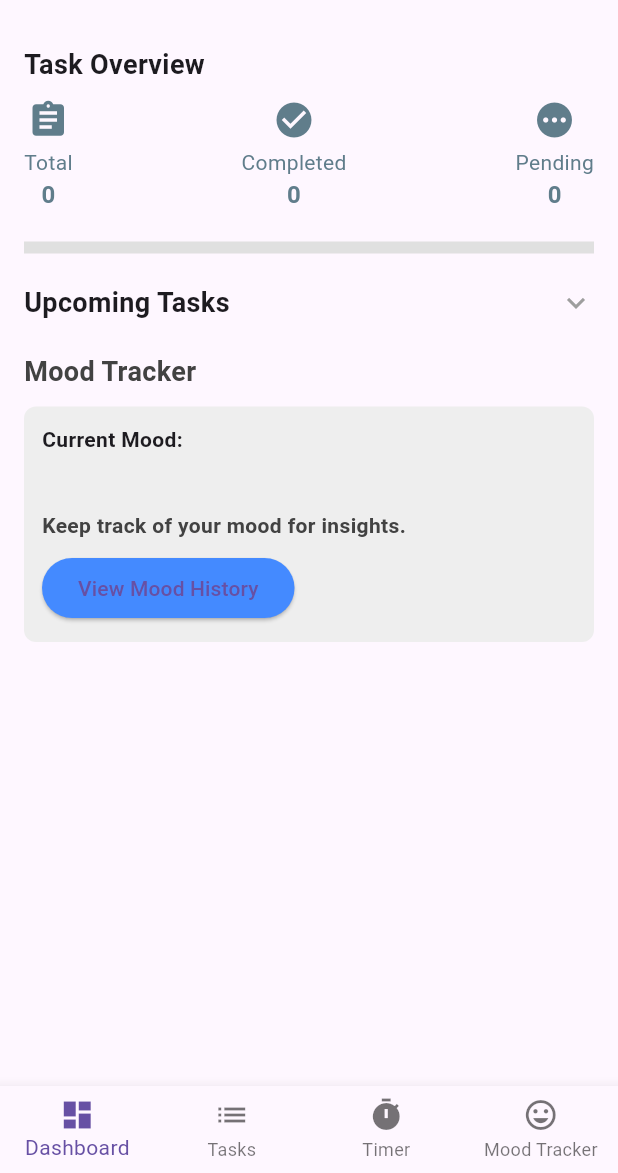
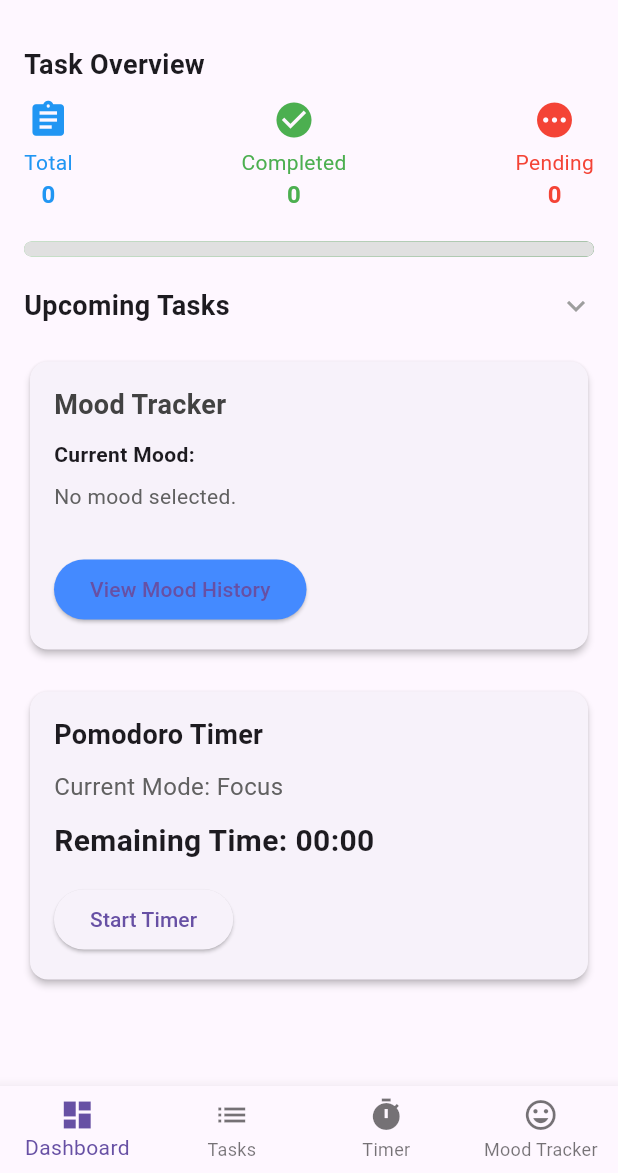
Before and after one commit to weaponxd253/adhd_list, a Flutter app: the screen it shows after launch, on a phone screen of 412 x 824 dp, the part 63-1236 px from its top. Run offline on Flutter 3.47's test engine with Material 3 defaults, Android fonts, the phone set to English and light mode, and no system bars.

Commit message:
Added Timer to home screen

```diff
--- a/lib/features/dashboard/dashboard_screen.dart
+++ b/lib/features/dashboard/dashboard_screen.dart
@@ -13,77 +13,89 @@ class DashboardScreen extends StatefulWidget {
 class _DashboardScreenState extends State<DashboardScreen> {
   bool _isUpcomingTasksExpanded = false;
 
-  // Helper to calculate due date countdown
-  String _calculateCountdown(DateTime dueDate) {
-    final now = DateTime.now();
-    final difference = dueDate.difference(now).inDays;
-    if (difference < 0) return "Overdue";
-    if (difference == 0) return "Due Today";
-    if (difference == 1) return "Due Tomorrow";
-    return "Due in $difference days";
-  }
-
-  // Helper to get mood-based color
-  Color _getMoodColor(String mood) {
-    switch (mood) {
-      case "Calm": return Colors.blue[100]!;
-      case "Optimistic": return Colors.yellow[100]!;
-      case "Burnt Out": return Colors.orange[100]!;
-      case "Panicked": return Colors.red[100]!;
-      default: return Colors.grey[200]!;
-    }
-  }
-
-  // Suggested action based on mood
-  String _suggestActionBasedOnMood(String mood) {
-    switch (mood) {
-      case "Burnt Out": return "Take a short break to recharge.";
-      case "Panicked": return "Try some deep breathing exercises.";
-      case "Optimistic": return "Share your positivity with others!";
-      default: return "Keep track of your mood for insights.";
-    }
-  }
-
   @override
   Widget build(BuildContext context) {
     final appState = Provider.of<AppState>(context);
-    final upcomingTasks = appState.upcomingTasks;
-    upcomingTasks.sort((a, b) => a.dueDate.compareTo(b.dueDate));
 
     return Scaffold(
-      appBar: AppBar(title: Text("FocusFlow Dashboard")),
+      appBar: AppBar(
+        title: Text("FocusFlow Dashboard"),
+      ),
       body: Padding(
         padding: const EdgeInsets.all(16.0),
+        child: SingleChildScrollView(
           child: Column(
             crossAxisAlignment: CrossAxisAlignment.start,
             children: [
-            Consumer<AppState>(builder: (context, appState, child) {
-                return _buildTaskOverview(appState);
-              },
-            child: _buildTaskOverview(appState)),
+              // Task Overview Section
+              _buildTaskOverview(appState),
               SizedBox(height: 20),
-            Consumer<AppState>(builder: (context, appState, child) {
-                return _buildUpcomingTasksSection(appState.upcomingTasks);
-              },
-            child: _buildUpcomingTasksSection(upcomingTasks)),
+
+              // Upcoming Tasks Section
+              _buildUpcomingTasksSection(appState.upcomingTasks),
               SizedBox(height: 20),
-            Consumer<AppState>(builder: (context, appState, child) {
-                return _buildMoodTrackerSection(appState);
-              },
-            child: _buildMoodTrackerSection(appState)),
+
+              // Mood Tracker Section
+              _buildMoodTrackerSection(appState),
+              SizedBox(height: 20),
+              _buildTimerSection(appState),
             ],
+          ),
         ),
       ),
     );
   }
 
-  // Task Overview Section
-// In DashboardScreen
+ Widget _buildTimerSection(AppState appState) {
+  return Container(
+    width: double.infinity, // Ensures the card takes full width of the parent
+    height: 200, // Consistent height for visual alignment
+    child: Card(
+      elevation: 2,
+      shape: RoundedRectangleBorder(borderRadius: BorderRadius.circular(12)),
+      child: Padding(
+        padding: const EdgeInsets.all(16.0),
+        child: Column(
+          crossAxisAlignment: CrossAxisAlignment.start,
+          mainAxisAlignment: MainAxisAlignment.center, // Center content vertically
+          children: [
+            Text(
+              "Pomodoro Timer",
+              style: TextStyle(fontSize: 18, fontWeight: FontWeight.bold),
+            ),
+            SizedBox(height: 10),
+            Text(
+              "Current Mode: ${appState.currentMode}",
+              style: TextStyle(fontSize: 16, color: Colors.grey[700]),
+            ),
+            SizedBox(height: 10),
+            Text(
+              "Remaining Time: ${appState.timerDisplay}",
+              style: TextStyle(fontSize: 20, fontWeight: FontWeight.bold),
+            ),
+            Spacer(), // Push button to bottom
+            ElevatedButton(
+              onPressed: appState.isTimerRunning
+                  ? appState.stopTimer
+                  : () => appState.startTimer(appState.currentMode == "Focus"),
+              child:
+                  Text(appState.isTimerRunning ? "Stop Timer" : "Start Timer"),
+            ),
+          ],
+        ),
+      ),
+    ),
+  );
+}
 
+
+
+  // --- Task Overview Section ---
   Widget _buildTaskOverview(AppState appState) {
-  return Consumer<AppState>(
-    builder: (context, appState, _) {
-      double progress = appState.totalTasks == 0 ? 0 : appState.completedTasks / appState.totalTasks;
+    double progress = appState.totalTasks == 0
+        ? 0
+        : appState.completedTasks / appState.totalTasks;
+
     return Column(
       crossAxisAlignment: CrossAxisAlignment.start,
       children: [
@@ -95,27 +107,56 @@ Widget _buildTaskOverview(AppState appState) {
         Row(
           mainAxisAlignment: MainAxisAlignment.spaceBetween,
           children: [
-              _buildTaskStatusIcon(Icons.assignment, "Total", appState.totalTasks, Colors.blue),
-              _buildTaskStatusIcon(Icons.check_circle, "Completed", appState.completedTasks, Colors.green),
-              _buildTaskStatusIcon(Icons.pending, "Pending", appState.pendingTasks, Colors.red),
+            _buildTaskStatusIcon(
+                Icons.assignment, "Total", appState.totalTasks, Colors.blue),
+            _buildTaskStatusIcon(Icons.check_circle, "Completed",
+                appState.completedTasks, Colors.green),
+            _buildTaskStatusIcon(
+                Icons.pending, "Pending", appState.pendingTasks, Colors.red),
           ],
         ),
         SizedBox(height: 20),
-          // Updated Progress Bar
-          LinearProgressIndicator(
-            value: progress,
-            backgroundColor: Colors.grey[300],
-            color: Colors.green,
-            minHeight: 8,
+        _buildProgressBar(progress),
+      ],
+    );
+  }
+
+  Widget _buildTaskStatusIcon(
+      IconData icon, String label, int count, Color color) {
+    return Column(
+      children: [
+        Icon(icon, color: color, size: 28.0),
+        SizedBox(height: 4),
+        Text(label, style: TextStyle(color: color, fontSize: 14)),
+        Text(
+          "$count",
+          style: TextStyle(
+              color: color, fontWeight: FontWeight.bold, fontSize: 16),
         ),
       ],
     );
-    },
+  }
+
+  Widget _buildProgressBar(double progress) {
+    return Container(
+      height: 10,
+      decoration: BoxDecoration(
+        borderRadius: BorderRadius.circular(5),
+        gradient:
+            LinearGradient(colors: [Colors.green[300]!, Colors.green[800]!]),
+      ),
+      child: ClipRRect(
+        borderRadius: BorderRadius.circular(5),
+        child: LinearProgressIndicator(
+          value: progress,
+          backgroundColor: Colors.grey[300],
+          color: Colors.transparent, // Transparent to show gradient
+        ),
+      ),
     );
   }
 
-
-  // Upcoming Tasks Section
+  // --- Upcoming Tasks Section ---
   Widget _buildUpcomingTasksSection(List<dynamic> upcomingTasks) {
     return GestureDetector(
       onTap: () {
@@ -129,28 +170,30 @@ Widget _buildTaskOverview(AppState appState) {
           Row(
             mainAxisAlignment: MainAxisAlignment.spaceBetween,
             children: [
-              Text("Upcoming Tasks", style: TextStyle(fontSize: 18, fontWeight: FontWeight.bold)),
+              Text(
+                "Upcoming Tasks",
+                style: TextStyle(fontSize: 18, fontWeight: FontWeight.bold),
+              ),
               Icon(
-                _isUpcomingTasksExpanded ? Icons.expand_less : Icons.expand_more,
+                _isUpcomingTasksExpanded
+                    ? Icons.expand_less
+                    : Icons.expand_more,
                 color: Colors.grey,
               ),
             ],
           ),
           if (_isUpcomingTasksExpanded)
-            Column(
-              children: upcomingTasks.isEmpty
-                  ? [
-                      Padding(
+            upcomingTasks.isEmpty
+                ? Padding(
                     padding: const EdgeInsets.symmetric(vertical: 10.0),
                     child: Text(
                       "No upcoming tasks",
                       style: TextStyle(fontSize: 16, color: Colors.grey[600]),
                       textAlign: TextAlign.center,
                     ),
-                      ),
-                    ]
-                  : upcomingTasks.map((task) {
-                      final countdownText = _calculateCountdown(task.dueDate);
+                  )
+                : Column(
+                    children: upcomingTasks.map((task) {
                       return ListTile(
                         leading: Icon(
                           Icons.circle,
@@ -158,7 +201,9 @@ Widget _buildTaskOverview(AppState appState) {
                           color: task.isCompleted ? Colors.green : Colors.red,
                         ),
                         title: Text(task.title),
-                        subtitle: Text("Due Date: ${DateFormat.yMMMd().format(task.dueDate)} ($countdownText)"),
+                        subtitle: Text(
+                          "Due Date: ${DateFormat.yMMMd().format(task.dueDate)} (${_calculateCountdown(task.dueDate)})",
+                        ),
                       );
                     }).toList(),
                   ),
@@ -167,44 +212,67 @@ Widget _buildTaskOverview(AppState appState) {
     );
   }
 
-  // Mood Tracker Section
+  String _calculateCountdown(DateTime dueDate) {
+    final now = DateTime.now();
+    final difference = dueDate.difference(now).inDays;
+    if (difference < 0) return "Overdue";
+    if (difference == 0) return "Due Today";
+    if (difference == 1) return "Due Tomorrow";
+    return "Due in $difference days";
+  }
+
+  // --- Mood Tracker Section ---
  Widget _buildMoodTrackerSection(AppState appState) {
-    return Column(
-      crossAxisAlignment: CrossAxisAlignment.start,
-      children: [
-        Text("Mood Tracker", style: TextStyle(fontSize: 18, fontWeight: FontWeight.bold, color: Colors.grey[800])),
-        SizedBox(height: 10),
-        Container(
-          padding: EdgeInsets.all(12),
-          decoration: BoxDecoration(
-            color: _getMoodColor(appState.selectedMood),
-            borderRadius: BorderRadius.circular(8),
-          ),
+  return Container(
+    height: 200, // Consistent height for uniformity
+    child: Card(
+      elevation: 2,
+      shape: RoundedRectangleBorder(borderRadius: BorderRadius.circular(12)),
+      child: Padding(
+        padding: const EdgeInsets.all(16.0),
         child: Column(
           crossAxisAlignment: CrossAxisAlignment.start,
+          mainAxisAlignment: MainAxisAlignment.center, // Center content vertically
           children: [
+            Text(
+              "Mood Tracker",
+              style: TextStyle(
+                fontSize: 18,
+                fontWeight: FontWeight.bold,
+                color: Colors.grey[800],
+              ),
+            ),
+            SizedBox(height: 10),
             Row(
               children: [
-                  Text("Current Mood: ", style: TextStyle(fontWeight: FontWeight.bold)),
+                const Text(
+                  "Current Mood: ",
+                  style: TextStyle(fontWeight: FontWeight.bold),
+                ),
                 Text(
                   "${appState.selectedMoodEmoji} ${appState.selectedMood}",
-                    style: TextStyle(color: Colors.blueAccent, fontWeight: FontWeight.bold),
+                  style: TextStyle(
+                    color: Colors.blueAccent,
+                    fontWeight: FontWeight.bold,
+                  ),
                 ),
               ],
             ),
             SizedBox(height: 8),
-              Text(appState.moodMessage, style: TextStyle(fontSize: 14, color: Colors.grey[700])),
-              SizedBox(height: 8),
             Text(
-                _suggestActionBasedOnMood(appState.selectedMood),
-                style: TextStyle(fontSize: 14, fontWeight: FontWeight.bold, color: Colors.grey[800]),
+              appState.moodMessage.isNotEmpty
+                  ? appState.moodMessage
+                  : "Select a mood to see a message.",
+              style: TextStyle(fontSize: 14, color: Colors.grey[700]),
             ),
-              SizedBox(height: 8),
+            Spacer(), // Pushes the button to the bottom
             ElevatedButton(
               onPressed: () {
                 Navigator.push(
                   context,
-                    MaterialPageRoute(builder: (context) => MoodHistoryScreen()),
+                  MaterialPageRoute(
+                    builder: (context) => MoodHistoryScreen(),
+                  ),
                 );
               },
               child: Text("View Mood History"),
@@ -213,51 +281,36 @@ Widget _buildTaskOverview(AppState appState) {
           ],
         ),
       ),
-      ],
-    );
-  }
-
-  // Task Status Icon Helper
-  Widget _buildTaskStatusIcon(IconData icon, String label, int count, Color color) {
-    const double iconSize = 28.0;
-    const Color iconColor = Colors.blueGrey;
-
-    return Column(
-      children: [
-        Icon(icon, color: iconColor, size: iconSize),
-        SizedBox(height: 4),
-        Text(label, style: TextStyle(color: iconColor, fontSize: 14)),
-        Text("$count", style: TextStyle(color: iconColor, fontWeight: FontWeight.bold, fontSize: 16)),
-      ],
-    );
-  }
-
-  // Progress Bar with Gradient and Shadow
-  Widget _buildProgressBar(double progress) {
-  return Container(
-    height: 10,
-    decoration: BoxDecoration(
-      boxShadow: [
-        BoxShadow(
-          color: Colors.black26,
-          offset: Offset(0, 2),
-          blurRadius: 4.0, // 3D shadow effect
-        ),
-      ],
-      borderRadius: BorderRadius.circular(5),
-      gradient: LinearGradient(
-        colors: [Colors.green[300]!, Colors.green[800]!],
-      ),
-    ),
-    child: ClipRRect(
-      borderRadius: BorderRadius.circular(5),
-      child: LinearProgressIndicator(
-        value: progress,
-        backgroundColor: Colors.grey[300],
-        color: Colors.transparent, // Transparent to show gradient
-      ),
     ),
   );
 }
 
+
+  Color _getMoodColor(String mood) {
+    switch (mood) {
+      case "Calm":
+        return Colors.blue[100]!;
+      case "Optimistic":
+        return Colors.yellow[100]!;
+      case "Burnt Out":
+        return Colors.orange[100]!;
+      case "Panicked":
+        return Colors.red[100]!;
+      default:
+        return Colors.grey[200]!;
     }
+  }
+
+  String _suggestActionBasedOnMood(String mood) {
+    switch (mood) {
+      case "Burnt Out":
+        return "Take a short break to recharge.";
+      case "Panicked":
+        return "Try some deep breathing exercises.";
+      case "Optimistic":
+        return "Share your positivity with others!";
+      default:
+        return "Keep track of your mood for insights.";
+    }
+  }
+}
--- a/lib/providers/app_state.dart
+++ b/lib/providers/app_state.dart
@@ -5,25 +5,27 @@ import '../models/task.dart';
 import '../models/subtask.dart';
 
 class AppState extends ChangeNotifier {
-  // Task Management Fields
+  // ----------------------------------------
+  // Fields
+  // ----------------------------------------
+
+  // Task Management
   List<Task> tasks = [];
 
-  // Pomodoro Timer Fields
+  // Pomodoro Timer
   bool isTimerRunning = false;
-  int focusDuration = 25; // Focus mode duration in minutes
-  int shortBreakDuration = 5; // Short break duration in minutes
-  int longBreakDuration = 15; // Long break duration in minutes
-  String currentMode = "Focus"; // Initial mode
-  int remainingTime = 0; // in seconds
+  String currentMode = "Focus";
+  int remainingTime = 0; // Remaining time in seconds
+  int focusDuration = 25; // in minutes
+  int shortBreakDuration = 5; // in minutes
+  int longBreakDuration = 15; // in minutes
   int _currentDuration = 0;
   Timer? _timer;
 
-  // Mood Tracking Fields
+  // Mood Tracking
   String _selectedMood = '';
   String _selectedMoodEmoji = '';
-  List<Map<String, String>> moodHistory = []; // History of mood selections
-
-  // Utility Fields
+  List<Map<String, String>> moodHistory = [];
 final Map<String, String> moodMessages = {
   "Hopeful": "It’s wonderful to feel hope! Nurture it by thinking of one small step you can take toward your goal today.",
   "Triggered": "Take a deep breath. It's okay to feel this way. Ground yourself by focusing on something you can see, touch, hear, or smell.",
@@ -39,7 +41,7 @@ class AppState extends ChangeNotifier {
   "Grieving": "Grief takes time. Allow yourself to feel it without judgment. Reach out to loved ones or take a gentle step toward healing.",
   "Rejected": "Rejection hurts, but remember: it doesn’t define you. You are worthy and valued just as you are.",
   "Accepted": "Acceptance is a beautiful thing. Celebrate who you are and the journey that brought you here.",
-    "Lonely": "Loneliness is a shared human experience. Try connecting with someone you trust, even if just to say hi.",
+  "Lonely": "Loneliness is a shared human experience. Try connecting with someone or doing an activity that brings you joy.",
   "Burnt Out": "Burnout is a sign to slow down. Prioritize rest and ask for help where you can. Your well-being matters.",
   "Resilient": "You’ve come through so much. Honor your resilience and think about what’s helped you stay strong.",
   "Centered": "Being centered helps us weather life’s storms. Carry this feeling with you as a reminder of your strength.",
@@ -49,7 +51,7 @@ class AppState extends ChangeNotifier {
   "Exhausted": "You deserve rest. Allow yourself time to recharge. Listen to your body and take care of yourself.",
   "Content": "Contentment brings balance. Take a deep breath and appreciate the small things that bring you joy.",
   "Irritable": "Irritability is natural. Take a step back and identify what’s bothering you. Gentle self-care can help.",
-    "Supported": "You’re not alone. Lean into this support, and remember to appreciate those who uplift you."
+  "Supported": "You’re not alone. Lean into this support, and remember to appreciate those who uplift you.",
 };
 
   // ----------------------------------------
@@ -61,21 +63,25 @@ class AppState extends ChangeNotifier {
     notifyListeners();
   }
 
+  void removeTask(int taskIndex) {
+    if (taskIndex >= 0 && taskIndex < tasks.length) {
+      tasks.removeAt(taskIndex);
+      notifyListeners();
+    }
+  }
+
+  void toggleTaskCompletion(int taskIndex) {
+    if (taskIndex >= 0 && taskIndex < tasks.length) {
+      tasks[taskIndex].isCompleted = !tasks[taskIndex].isCompleted;
+      notifyListeners();
+    }
+  }
+
   void addSubtask(int taskIndex, String subtaskTitle) {
     if (taskIndex >= 0 && taskIndex < tasks.length) {
       tasks[taskIndex].subtasks.add(Subtask(title: subtaskTitle));
       notifyListeners();
     }
-  }
-
-  void removeTask(int taskIndex) {
-    tasks.removeAt(taskIndex);
-    notifyListeners();
-  }
-
-  void toggleTaskCompletion(int taskIndex) {
-    tasks[taskIndex].isCompleted = !tasks[taskIndex].isCompleted;
-    notifyListeners();
   }
 
   void toggleSubtaskCompletion(int taskIndex, int subtaskIndex) {
@@ -115,7 +121,7 @@ class AppState extends ChangeNotifier {
     notifyListeners();
   }
 
- void startTimer(bool isFocusMode) {
+  void startTimer([bool? bool]) {
     if (isTimerRunning) return;
 
     isTimerRunning = true;
@@ -142,20 +148,12 @@ class AppState extends ChangeNotifier {
     notifyListeners();
   }
 
-  int getCurrentDuration() {
-  switch (currentMode) {
-    case "Focus":
-      return focusDuration;
-    case "Short Break":
-      return shortBreakDuration;
-    case "Long Break":
-      return longBreakDuration;
-    default:
-      return focusDuration;
+  void resetTimer() {
+    _timer?.cancel();
+    isTimerRunning = false;
+    remainingTime = _currentDuration;
+    notifyListeners();
   }
-}
-  double get progress => _currentDuration == 0 ? 0 : remainingTime / _currentDuration;
-
 
   String get timerDisplay {
     final minutes = (remainingTime ~/ 60).toString().padLeft(2, '0');
@@ -163,6 +161,8 @@ class AppState extends ChangeNotifier {
     return "$minutes:$seconds";
   }
 
+  double get progress =>
+      _currentDuration == 0 ? 0 : remainingTime / _currentDuration;
 
   // ----------------------------------------
   // Mood Tracking Methods
@@ -179,13 +179,31 @@ class AppState extends ChangeNotifier {
     'emoji': emoji,
     'date': DateTime.now().toLocal().toString().split(' ')[0],
   });
-    notifyListeners();
+  notifyListeners(); // Notify UI of state changes
 }
+
+
+String get moodMessage => moodMessages[_selectedMood] ?? 'No mood selected.';
+
+  // ----------------------------------------
+  // Utility Methods
+  // ----------------------------------------
 
   void setMode(String mode) {
     currentMode = mode;
     notifyListeners();
   }
 
-  String get moodMessage => moodMessages[_selectedMood] ?? '';
+  int getCurrentDuration() {
+    switch (currentMode) {
+      case "Focus":
+        return focusDuration;
+      case "Short Break":
+        return shortBreakDuration;
+      case "Long Break":
+        return longBreakDuration;
+      default:
+        return focusDuration;
     }
+  }
+}
```
Also changed, not shown: lib/features/timer/timer_screen.dart (+44 -15 lines). Lines whose indentation alone changed are shown as unchanged.
